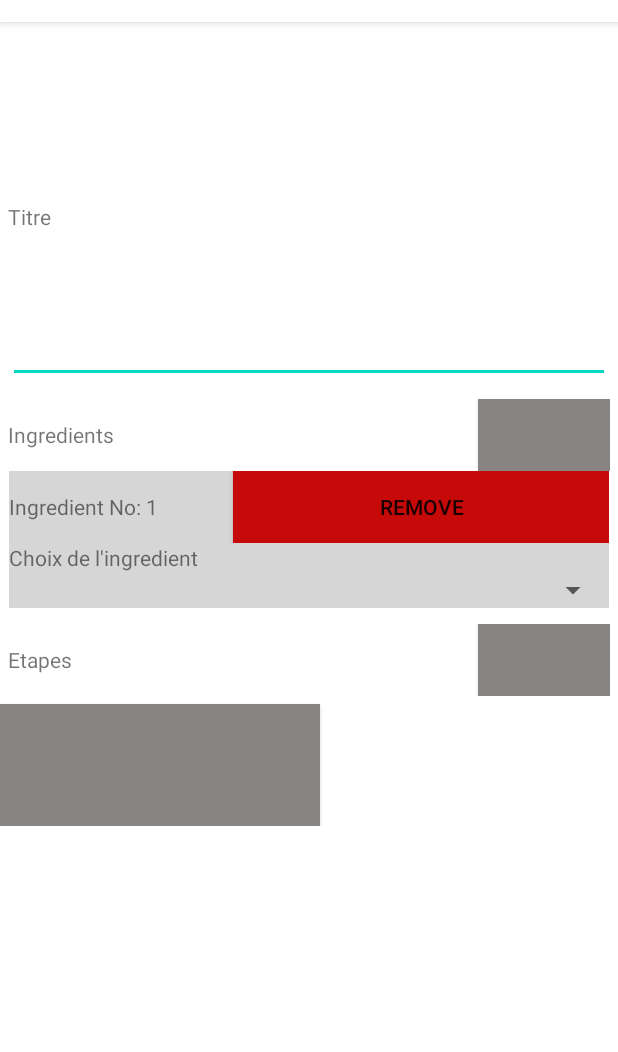
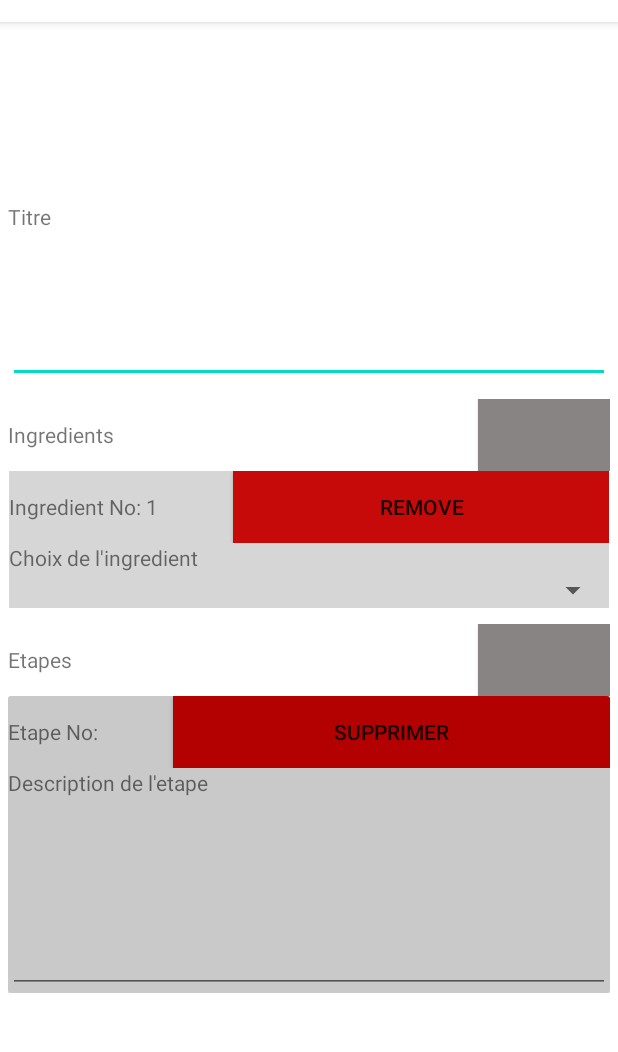
Before and after one commit to Nhyv/BeYourOwnBartender, an Android app: the screen it shows after launch (AddActivity), after a tap on an icon or button, on a phone screen of 412 x 824 dp, the part 62-1114 px from its top. Run offline under Robolectric (Android 15) with nearby library versions, the phone set to English and light mode, and no system bars; plain views replace SearchableSpinner; 2 statements that could not run were skipped.

Commit message:
rvSteps debut

```diff
--- a/app/src/main/java/com/example/beyourownbartender/AddActivity.java
+++ b/app/src/main/java/com/example/beyourownbartender/AddActivity.java
@@ -21,9 +21,12 @@ public class AddActivity extends AppCompatActivity {
     private RecyclerView rvIngredients;
     private RecyclerView rvSteps;
     private IngredientAdapterList ingredientAdapterList;
+    private StepAdapterList stepAdapterList;
     private List<Ingredient> ingredientList;
     private List<Ingredient> allIngredientList;
+    private List<String> stepList;
     private Button buttonAddIngredient;
+    private Button buttonAddStep;
 
     @Override
     protected void onCreate(Bundle savedInstanceState) {
@@ -36,6 +39,13 @@ public class AddActivity extends AppCompatActivity {
         rvIngredients.setLayoutManager(new LinearLayoutManager(this));
         ingredientAdapterList = new IngredientAdapterList(ingredientList, this);
         rvIngredients.setAdapter(ingredientAdapterList);
+
+        /// Creates the empty String list and sets the recyclerview/adapterlist values for steps
+        stepList = createListSteps();
+        rvSteps = findViewById(R.id.rvSteps);
+        rvSteps.setLayoutManager(new LinearLayoutManager(this));
+        stepAdapterList = new StepAdapterList(stepList, this);
+        rvSteps.setAdapter(stepAdapterList);
 
 
         // This is used to pull the ingredients data from the DB
@@ -67,10 +77,27 @@ public class AddActivity extends AppCompatActivity {
                 ingredientAdapterList.addIngredient(new Ingredient(-1,null,null, allIngredientList));
             }
         });
+
+        // Creates a onClickListener for the addStep button
+        buttonAddStep = findViewById(R.id.btAddSteps);
+        buttonAddStep.setOnClickListener(new View.OnClickListener() {
+            @Override
+            public void onClick(View view) {
+                //Adds an empty step
+                stepAdapterList.addStep("");
+            }
+        });
     }
 
+    // Creates the empty ingredient list
     private List<Ingredient> createListIngredients(){
         List<Ingredient> ingredientList = new ArrayList<>();
         return(ingredientList);
     }
+
+    private List<String> createListSteps(){
+        List<String> stepList = new ArrayList<>();
+        stepList.add("");
+        return(stepList);
+    }
 }
--- a/app/src/main/java/com/example/beyourownbartender/StepAdapterList.java
+++ b/app/src/main/java/com/example/beyourownbartender/StepAdapterList.java
@@ -1,5 +1,64 @@
 package com.example.beyourownbartender;
 
-public class StepAdapterList {
+import android.content.Context;
+import android.view.LayoutInflater;
+import android.view.View;
+import android.view.ViewGroup;
+import android.widget.AdapterView;
+import android.widget.ArrayAdapter;
+import android.widget.Button;
+import android.widget.Spinner;
+import android.widget.TextView;
 
+import androidx.annotation.NonNull;
+import androidx.recyclerview.widget.RecyclerView;
+
+import java.util.ArrayList;
+import java.util.List;
+
+public class StepAdapterList extends RecyclerView.Adapter<StepAdapterList.AdapterListViewHolder> {
+
+    List<String> stepList;
+    Context context;
+
+    public StepAdapterList(List<String> stepList, Context context) {
+        this.stepList = stepList;
+        this.context = context;
+    }
+
+    public StepAdapterList(List<String> stepList) {
+        this.stepList = stepList;
+    }
+
+    @NonNull
+    @Override
+    public AdapterListViewHolder onCreateViewHolder(@NonNull ViewGroup parent, int viewType) {
+        LayoutInflater inflater = LayoutInflater.from(parent.getContext());
+        View view = inflater.inflate(R.layout.add_step_to_recipe_layout, parent, false);
+        return new AdapterListViewHolder(view);
+    }
+
+    @Override
+    public void onBindViewHolder(@NonNull AdapterListViewHolder holder, int position) {
+
+    }
+
+    @Override
+    public int getItemCount() {
+        return stepList.size();
+    }
+
+    // Adds an empty String to the RV
+    public void addStep(String item){
+        stepList.add(item);
+        notifyItemInserted(stepList.size()-1);
+    }
+
+
+    public class AdapterListViewHolder extends RecyclerView.ViewHolder {
+
+        public AdapterListViewHolder(@NonNull View itemView) {
+            super(itemView);
+        }
+    }
 }
--- a/app/src/main/res/layout/add_step_to_recipe_layout.xml
+++ b/app/src/main/res/layout/add_step_to_recipe_layout.xml
@@ -3,15 +3,17 @@
     xmlns:app="http://schemas.android.com/apk/res-auto"
     xmlns:tools="http://schemas.android.com/tools"
     android:layout_width="match_parent"
-    android:layout_height="match_parent">
+    android:layout_height="wrap_content">
 
     <androidx.cardview.widget.CardView
         android:layout_width="match_parent"
-        android:layout_height="wrap_content" >
+        android:layout_height="wrap_content"
+        app:layout_constraintEnd_toEndOf="parent">
 
         <LinearLayout
             android:layout_width="match_parent"
             android:layout_height="match_parent"
+            android:background="#CAC9C9"
             android:orientation="vertical">
 
             <LinearLayout
@@ -25,10 +27,12 @@
                     android:layout_marginBottom="20dp"
                     android:text="Etape No:" />
 
-                <Button
+                <androidx.appcompat.widget.AppCompatButton
                     android:id="@+id/btRemove"
-                    android:layout_width="wrap_content"
+                    android:layout_width="match_parent"
                     android:layout_height="wrap_content"
+                    android:layout_marginLeft="50dp"
+                    android:background="#B30101"
                     android:text="Supprimer" />
             </LinearLayout>
 
@@ -39,7 +43,7 @@
 
                 <TextView
                     android:id="@+id/labelStepInfo"
-                    android:layout_width="match_parent"
+                    android:layout_width="400dp"
                     android:layout_height="wrap_content"
                     android:text="Description de l'etape" />
 
@@ -48,7 +52,7 @@
                     android:layout_width="match_parent"
                     android:layout_height="wrap_content"
                     android:gravity="top|left"
-                    android:inputType="textPersonName"
+                    android:inputType="textCapSentences|textNoSuggestions|textMultiLine"
                     android:lines="10"
                     android:maxLines="15"
                     android:minLines="5" />
```
